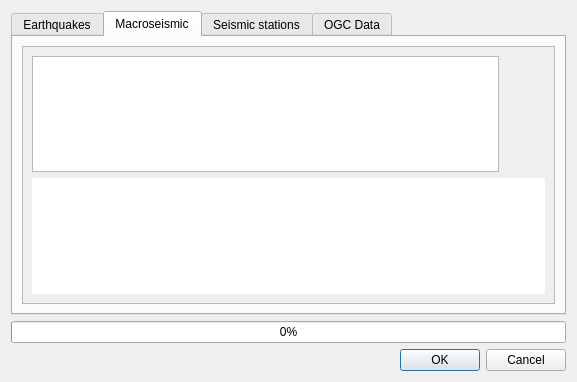
INGV/qquake, file qquake/ui/qquake_dialog_base.ui: the form before one commit.
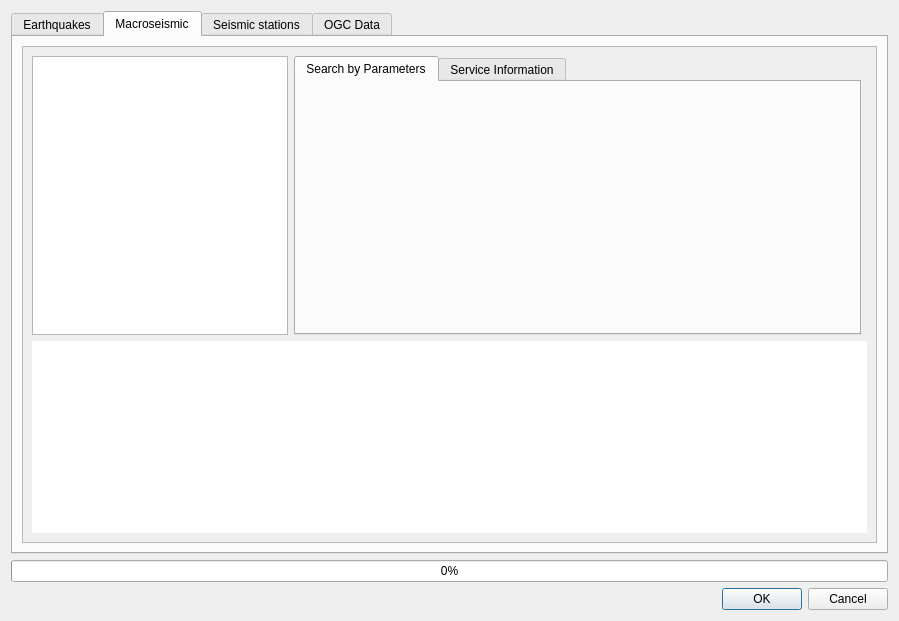
The form after the commit. The open tabs and pages were chosen to show the change.

Commit message: Add containers for service information

Patch:
```diff
--- a/qquake/ui/qquake_dialog_base.ui
+++ b/qquake/ui/qquake_dialog_base.ui
@@ -6,8 +6,8 @@
    <rect>
     <x>0</x>
     <y>0</y>
-    <width>577</width>
-    <height>382</height>
+    <width>899</width>
+    <height>621</height>
    </rect>
   </property>
   <property name="windowTitle">
@@ -105,11 +105,11 @@
            <rect>
             <x>0</x>
             <y>0</y>
-            <width>535</width>
-            <height>245</height>
+            <width>857</width>
+            <height>484</height>
            </rect>
           </property>
-          <layout class="QGridLayout" name="gridLayout_2">
+          <layout class="QGridLayout" name="gridLayout_2" rowstretch="1,0" columnstretch="0,1,0">
            <item row="0" column="0">
             <widget class="QListWidget" name="fdsn_macro_list">
              <property name="minimumSize">
@@ -126,17 +126,7 @@
              </property>
             </widget>
            </item>
-           <item row="0" column="1">
-            <widget class="QWidget" name="macro_filter_container" native="true">
-             <property name="minimumSize">
-              <size>
-               <width>40</width>
-               <height>0</height>
-              </size>
-             </property>
-            </widget>
-           </item>
-           <item row="1" column="0" colspan="2">
+           <item row="1" column="0" colspan="3">
             <widget class="QTextBrowser" name="fdsn_macro_url_text_browser">
              <property name="frameShape">
               <enum>QFrame::NoFrame</enum>
@@ -146,6 +136,40 @@
              </property>
             </widget>
            </item>
+           <item row="0" column="1">
+            <widget class="QTabWidget" name="tabWidget">
+             <property name="currentIndex">
+              <number>0</number>
+             </property>
+             <widget class="QWidget" name="tab_3">
+              <attribute name="title">
+               <string>Search by Parameters</string>
+              </attribute>
+              <layout class="QVBoxLayout" name="verticalLayout_2">
+               <item>
+                <widget class="QWidget" name="macro_filter_container" native="true">
+                 <property name="minimumSize">
+                  <size>
+                   <width>40</width>
+                   <height>0</height>
+                  </size>
+                 </property>
+                </widget>
+               </item>
+              </layout>
+             </widget>
+             <widget class="QWidget" name="tab_4">
+              <attribute name="title">
+               <string>Service Information</string>
+              </attribute>
+              <layout class="QVBoxLayout" name="verticalLayout_6">
+               <item>
+                <widget class="QWidget" name="macro_service_info_container" native="true"/>
+               </item>
+              </layout>
+             </widget>
+            </widget>
+           </item>
           </layout>
          </widget>
         </widget>
```
Left out of the diff: 82 changed lines with no effect on the pictures. Lines whose indentation alone changed are shown as unchanged. The commit also changes 1 other file.
